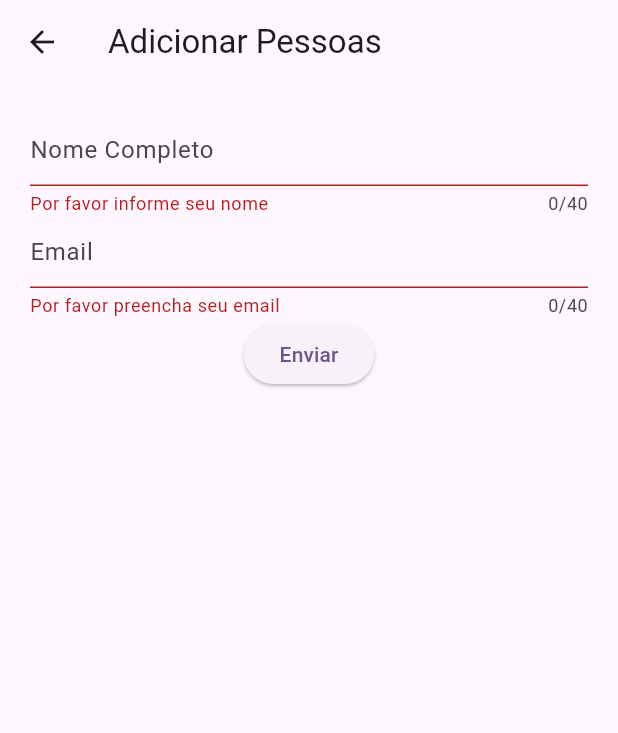
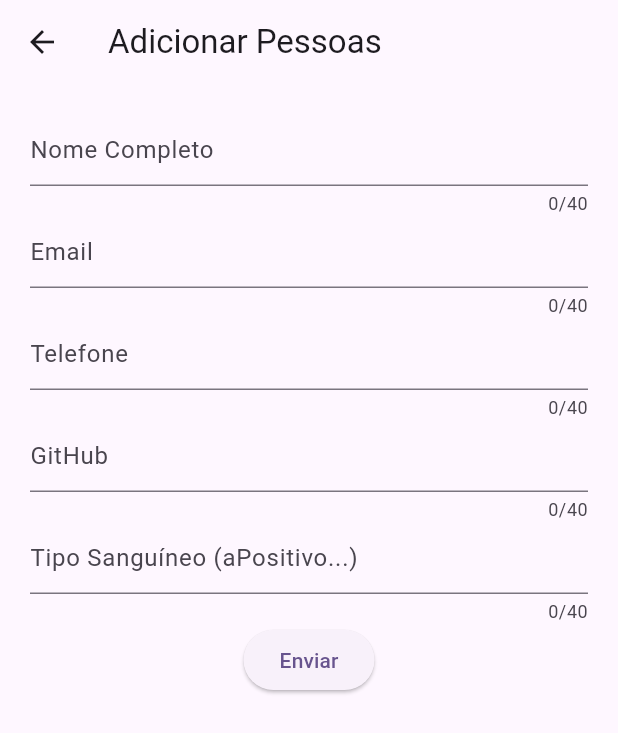
Before and after one commit to LarissaBeatrizCosta/academy, a Flutter app: the TelaAdicionarPessoas screen opened directly, after a tap on "Enviar", on a phone screen of 412 x 824 dp. Shown: the top 733 px of the screen. Run offline on Flutter 3.47's test engine with Material 3 defaults, Android fonts, the phone set to English and light mode, and no system bars.

Commit message:
adicionar pessoas concluido

```diff
--- a/flutter/apf6_funcoes/lib/ap1.dart
+++ b/flutter/apf6_funcoes/lib/ap1.dart
@@ -34,16 +34,18 @@ class Pessoa {
   const Pessoa({
     required this.nome,
     required this.email,
-    // required this.telefone,
-    // required this.github,
-    // required this.tipoSanguineo,
+    required this.telefone,
+    required this.github,
+    required this.tipoSanguineo,
   });
 
   final String nome;
   final String email;
-  // final String telefone;
-  // final String github;
-  // final TipoSanguineo tipoSanguineo;
+
+  final String telefone;
+
+  final String github;
+  final TipoSanguineo tipoSanguineo;
 
 // equals e hashcode
 
@@ -52,19 +54,19 @@ class Pessoa {
     if (identical(this, other)) return true;
     if (other is! Pessoa) return false;
     return nome == other.nome &&
-        email == other.email ;
-        // && telefone == other.telefone &&
-        // github == other.github &&
-        // tipoSanguineo == other.tipoSanguineo;
+        email == other.email &&
+        telefone == other.telefone &&
+        github == other.github &&
+        tipoSanguineo == other.tipoSanguineo;
   }
 
   @override
   int get hashCode =>
       nome.hashCode ^
-      email.hashCode;
-      // ^ telefone.hashCode ^
-      // github.hashCode ^
-      // tipoSanguineo.hashCode;
+      email.hashCode ^
+      telefone.hashCode ^
+      github.hashCode ^
+      tipoSanguineo.hashCode;
 }
 
 class EstadoListaDePessoas with ChangeNotifier {
@@ -72,6 +74,9 @@ class EstadoListaDePessoas with ChangeNotifier {
     Pessoa(
       nome: "Brenda",
       email: "brenda@example.com",
+      telefone: "47 988941788",
+      tipoSanguineo: TipoSanguineo.abPositivo,
+      github: "meuGit",
     ),
   ];
 
@@ -133,9 +138,16 @@ class TelaListaDePessoas extends StatelessWidget {
               final pessoa = pessoas[index];
               return ListTile(
                 title: Text(pessoa.nome),
-                subtitle: Text(pessoa.email),
+                subtitle: Column(
+                  crossAxisAlignment: CrossAxisAlignment.start,
+                  children: [
+                    Text(pessoa.email),
+                    Text(pessoa.telefone),
+                    Text(pessoa.github),
+                  ],
+                ),
                 trailing: CircleAvatar(
-                  // backgroundColor: escolherCor(pessoa.tipoSanguineo),
+                  backgroundColor: escolherCor(pessoa.tipoSanguineo),
                 ),
                 onTap: () => print("IMPLEMENTAR"),
               );
@@ -172,9 +184,9 @@ class TelaAdicionarPessoas extends StatelessWidget {
   final GlobalKey<FormState> _formKey = GlobalKey<FormState>();
   final TextEditingController nomeController = TextEditingController();
   final TextEditingController emailController = TextEditingController();
-  // final TextEditingController telefoneController = TextEditingController();
-  // final TextEditingController githubController = TextEditingController();
-  // final TextEditingController tipoSanguineoController = TextEditingController();
+  final TextEditingController telefoneController = TextEditingController();
+  final TextEditingController githubController = TextEditingController();
+  final TextEditingController tipoSanguineoController = TextEditingController();
 
   @override
   Widget build(BuildContext context) {
@@ -200,6 +212,25 @@ class TelaAdicionarPessoas extends StatelessWidget {
                   maxLength: 40,
                   validator: _validarEmail,
                 ),
+                TextFormField(
+                  controller: telefoneController,
+                  decoration: InputDecoration(hintText: "Telefone"),
+                  maxLength: 40,
+                  validator: _validarTelefone,
+                ),
+                TextFormField(
+                  controller: githubController,
+                  decoration: InputDecoration(hintText: "GitHub"),
+                  maxLength: 40,
+                  validator: _validarGitHub,
+                ),
+                TextFormField(
+                  controller: tipoSanguineoController,
+                  decoration: InputDecoration(
+                      hintText: "Tipo Sanguíneo (aPositivo...)"),
+                  maxLength: 40,
+                  validator: _validarTipoSanguineo,
+                ),
                 ElevatedButton(
                   onPressed: () => _sendForm(context),
                   child: Text('Enviar'),
@@ -222,6 +253,29 @@ class TelaAdicionarPessoas extends StatelessWidget {
       return "Por favor preencha seu email";
     } else if (!email.contains("@")) {
       return "Email inválido";
+    } else
+      return null;
+  }
+
+  String? _validarTelefone(String? telefone) {
+    if (telefone == null || telefone.isEmpty) {
+      return "Por favor preencha seu telefone";
+    } else if (telefone.length < 10) {
+      return "Número inválido (9 dígitos)";
+    } else
+      return null;
+  }
+
+  String? _validarGitHub(String? gitHub) {
+    if (gitHub == null || gitHub.isEmpty) {
+      return "Por favor preencha seu GitHub";
+    } else
+      return null;
+  }
+
+  String? _validarTipoSanguineo(String? tipoSanguineo) {
+    if (tipoSanguineo == null || tipoSanguineo.isEmpty) {
+      return "Por favor preencha seu tipo sanguíneo";
     } else
       return null;
   }
@@ -250,15 +304,15 @@ class TelaAdicionarPessoas extends StatelessWidget {
   }
 
   _sendForm(BuildContext context) {
-    // TipoSanguineo tipoDeSangue =
-    //     parseTipoSanguineo(tipoSanguineoController.text);
+    TipoSanguineo tipoDeSangue =
+        parseTipoSanguineo(tipoSanguineoController.text);
     if (_formKey.currentState!.validate()) {
       final novaPessoa = Pessoa(
         nome: nomeController.text,
         email: emailController.text,
-        // telefone: telefoneController.text,
-        // github: githubController.text,
-        // tipoSanguineo: tipoDeSangue,
+        telefone: telefoneController.text,
+        github: githubController.text,
+        tipoSanguineo: tipoDeSangue,
       );
       Provider.of<EstadoListaDePessoas>(context, listen: false)
           .incluir(novaPessoa);
@@ -269,8 +323,8 @@ class TelaAdicionarPessoas extends StatelessWidget {
   void _limparCampos() {
     nomeController.clear();
     emailController.clear();
-    // telefoneController.clear();
-    // githubController.clear();
-    // tipoSanguineoController.clear();
+    telefoneController.clear();
+    githubController.clear();
+    tipoSanguineoController.clear();
   }
 }
```
